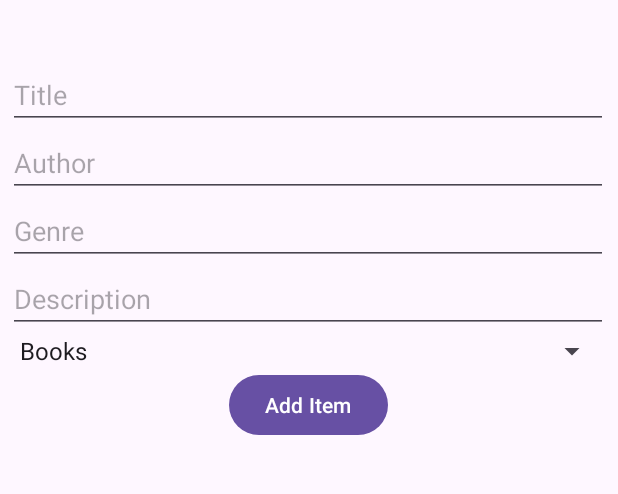
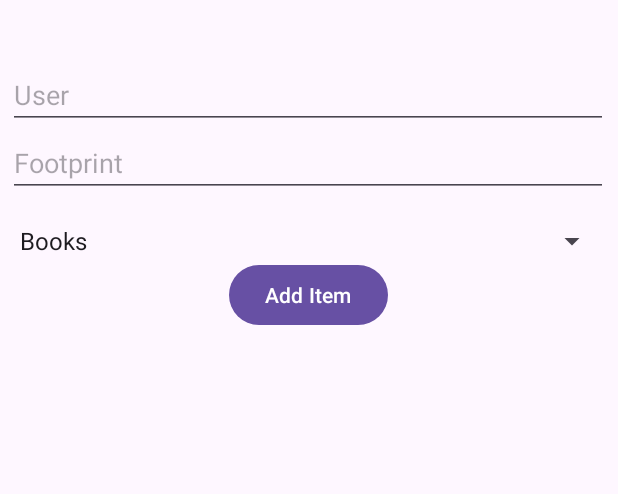
Before and after one commit to jasonnghim8/PlanetZe_gp5, an Android app: the fragment AddItemFragment placed in its activity, on a phone screen of 412 x 824 dp, the part 29-523 px from its top. Run offline under Robolectric (Android 15) with nearby library versions, the phone set to English and light mode, and no system bars; our stand-ins replace Firebase (no records; nobody signed in at launch, a user with empty details on screens opened directly).

Commit message:
changed item from started code to have fields user and footprint to make the example code simpler.

```diff
--- a/app/src/main/java/com/example/planetZe_gp5/AddItemFragment.java
+++ b/app/src/main/java/com/example/planetZe_gp5/AddItemFragment.java
@@ -14,7 +14,7 @@ import androidx.annotation.Nullable;
 import androidx.fragment.app.Fragment;
 
 public class AddItemFragment extends Fragment {
-    private EditText editTextTitle, editTextAuthor, editTextGenre, editTextDescription;
+    private EditText editTextUser, editTextFootprint;
     private Spinner spinnerCategory;
     private Button buttonAdd;
 
@@ -25,10 +25,8 @@ public class AddItemFragment extends Fragment {
     public View onCreateView(@NonNull LayoutInflater inflater, @Nullable ViewGroup container, @Nullable Bundle savedInstanceState) {
         View view = inflater.inflate(R.layout.fragment_add_item, container, false);
 
-        editTextTitle = view.findViewById(R.id.editTextTitle);
-        editTextAuthor = view.findViewById(R.id.editTextAuthor);
-        editTextGenre = view.findViewById(R.id.editTextGenre);
-        editTextDescription = view.findViewById(R.id.editTextDescription);
+        editTextUser = view.findViewById(R.id.editTextUser);
+        editTextFootprint = view.findViewById(R.id.editTextFootprint);
         spinnerCategory = view.findViewById(R.id.spinnerCategory);
         buttonAdd = view.findViewById(R.id.buttonAdd);
 
@@ -51,19 +49,17 @@ public class AddItemFragment extends Fragment {
     }
 
     private void addItem() {
-        String title = editTextTitle.getText().toString().trim();
-        String author = editTextAuthor.getText().toString().trim();
-        String genre = editTextGenre.getText().toString().trim();
-        String description = editTextDescription.getText().toString().trim();
+        String user = editTextUser.getText().toString().trim();
+        String footprint = editTextFootprint.getText().toString().trim();
         String category = spinnerCategory.getSelectedItem().toString().toLowerCase();
 
-        if (title.isEmpty() || author.isEmpty() || genre.isEmpty() || description.isEmpty()) {
+        if (user.isEmpty() || footprint.isEmpty()) {
             Toast.makeText(getContext(), "Please fill out all fields", Toast.LENGTH_SHORT).show();
             return;
         }
 
 
-        if (dbModel.writeData("categories/" + category, title, author, genre, description)) {
+        if (dbModel.writeData("categories/" + category, user, footprint)) {
             Toast.makeText(getContext(), "Item added", Toast.LENGTH_SHORT).show();
         } else {
             Toast.makeText(getContext(), "Failed to add item", Toast.LENGTH_SHORT).show();
--- a/app/src/main/java/com/example/planetZe_gp5/MainActivity.java
+++ b/app/src/main/java/com/example/planetZe_gp5/MainActivity.java
@@ -6,23 +6,17 @@ import androidx.appcompat.app.AppCompatActivity;
 import androidx.fragment.app.Fragment;
 import androidx.fragment.app.FragmentTransaction;
 
-import com.google.firebase.database.DatabaseReference;
-import com.google.firebase.database.FirebaseDatabase;
-
 public class MainActivity extends AppCompatActivity {
 
-    FirebaseDatabase db;
+    DataModel dbModel;
 
     @Override
     protected void onCreate(Bundle savedInstanceState) {
         super.onCreate(savedInstanceState);
         setContentView(R.layout.activity_main);
 
-        db = FirebaseDatabase.getInstance("https://planetze--group-5-default-rtdb.firebaseio.com/");
-        DatabaseReference myRef = db.getReference("testDemo");
-
-//        myRef.setValue("B07 Demo!");
-        myRef.child("movies").setValue("B07 Demo!");
+//        dbModel = new DataModel();
+//        dbModel.writeData("testDemo/movies", "B07 Demo!");
 
         if (savedInstanceState == null) {
             loadFragment(new HomeFragment());
--- a/app/src/main/java/com/example/planetZe_gp5/RecyclerViewStaticFragment.java
+++ b/app/src/main/java/com/example/planetZe_gp5/RecyclerViewStaticFragment.java
@@ -35,7 +35,7 @@ public class RecyclerViewStaticFragment extends Fragment {
 
     private void loadStaticItems() {
         // Load static items from strings.xml or hardcoded values
-        itemList.add(new Item("Item1", "Static Book 1", "Static Author 1", "Static Genre 1", "Static Description 1"));
-        itemList.add(new Item("Item2", "Static Book 2", "Static Author 2", "Static Genre 2", "Static Description 2"));
+        itemList.add(new Item("Item1", "Static Book 1", "Static Author 1"));
+        itemList.add(new Item("Item2", "Static Book 2", "Static Author 2"));
     }
 }
--- a/app/src/main/res/layout/fragment_add_item.xml
+++ b/app/src/main/res/layout/fragment_add_item.xml
@@ -7,48 +7,32 @@
     tools:context=".AddItemFragment">
 
     <EditText
-        android:id="@+id/editTextTitle"
+        android:id="@+id/editTextUser"
         android:layout_width="0dp"
         android:layout_height="wrap_content"
-        android:hint="Title"
-        app:layout_constraintTop_toTopOf="parent"
+        android:hint="User"
+        app:layout_constraintEnd_toEndOf="parent"
         app:layout_constraintStart_toStartOf="parent"
-        app:layout_constraintEnd_toEndOf="parent"/>
+        app:layout_constraintTop_toTopOf="parent" />
 
     <EditText
-        android:id="@+id/editTextAuthor"
+        android:id="@+id/editTextFootprint"
         android:layout_width="0dp"
         android:layout_height="wrap_content"
-        android:hint="Author"
-        app:layout_constraintTop_toBottomOf="@+id/editTextTitle"
+        android:hint="Footprint"
+        app:layout_constraintEnd_toEndOf="parent"
         app:layout_constraintStart_toStartOf="parent"
-        app:layout_constraintEnd_toEndOf="parent"/>
-
-    <EditText
-        android:id="@+id/editTextGenre"
-        android:layout_width="0dp"
-        android:layout_height="wrap_content"
-        android:hint="Genre"
-        app:layout_constraintTop_toBottomOf="@+id/editTextAuthor"
-        app:layout_constraintStart_toStartOf="parent"
-        app:layout_constraintEnd_toEndOf="parent"/>
-
-    <EditText
-        android:id="@+id/editTextDescription"
-        android:layout_width="0dp"
-        android:layout_height="wrap_content"
-        android:hint="Description"
-        app:layout_constraintTop_toBottomOf="@+id/editTextGenre"
-        app:layout_constraintStart_toStartOf="parent"
-        app:layout_constraintEnd_toEndOf="parent"/>
+        app:layout_constraintTop_toBottomOf="@+id/editTextUser" />
 
     <Spinner
         android:id="@+id/spinnerCategory"
         android:layout_width="0dp"
         android:layout_height="wrap_content"
-        app:layout_constraintTop_toBottomOf="@+id/editTextDescription"
+        android:layout_marginTop="17dp"
+        app:layout_constraintEnd_toEndOf="parent"
+        app:layout_constraintHorizontal_bias="0.0"
         app:layout_constraintStart_toStartOf="parent"
-        app:layout_constraintEnd_toEndOf="parent"/>
+        app:layout_constraintTop_toBottomOf="@+id/editTextFootprint" />
 
     <Button
         android:id="@+id/buttonAdd"
```
Also changed, not shown: app/src/main/java/com/example/planetZe_gp5/DataModel.java (+11 -8 lines), app/src/main/java/com/example/planetZe_gp5/DeleteItemFragment.java (+8 -8 lines), app/src/main/java/com/example/planetZe_gp5/Item.java (+9 -17 lines), app/src/main/java/com/example/planetZe_gp5/ItemAdapter.java (+5 -9 lines), app/src/main/res/layout/activity_item_adapater.xml (+8 -25 lines), app/src/main/res/layout/fragment_delete_item.xml (+5 -5 lines), app/src/main/res/layout/item_layout.xml (+3 -20 lines).
